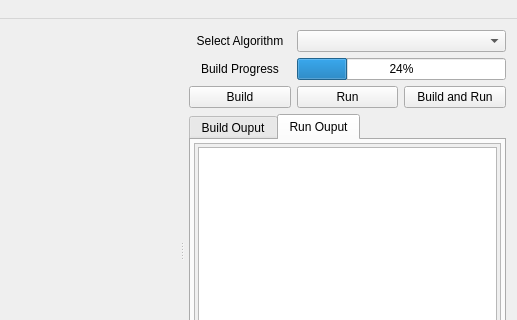
The window that src/sim/ui/mainwindow.ui (mackorone/mms) describes before a commit, drawn with Qt 5; both pictures show x 123 to 640 and y 0 to 320 of the 640 by 480 pixel window.
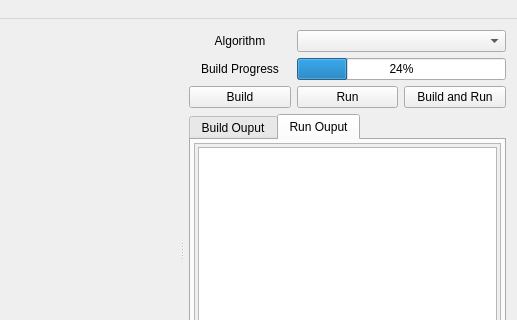
The same window after the commit. The open tabs and pages were chosen to show the change.

```diff
--- a/src/sim/ui/mainwindow.ui
+++ b/src/sim/ui/mainwindow.ui
@@ -125,7 +125,7 @@
            <item row="0" column="0">
             <widget class="QLabel" name="selectAlgorithmLabel">
              <property name="text">
-              <string>Select Algorithm</string>
+              <string>Algorithm</string>
              </property>
              <property name="alignment">
               <set>Qt::AlignCenter</set>
```
Left out of the diff: 6 changed lines with no effect on the pictures.
